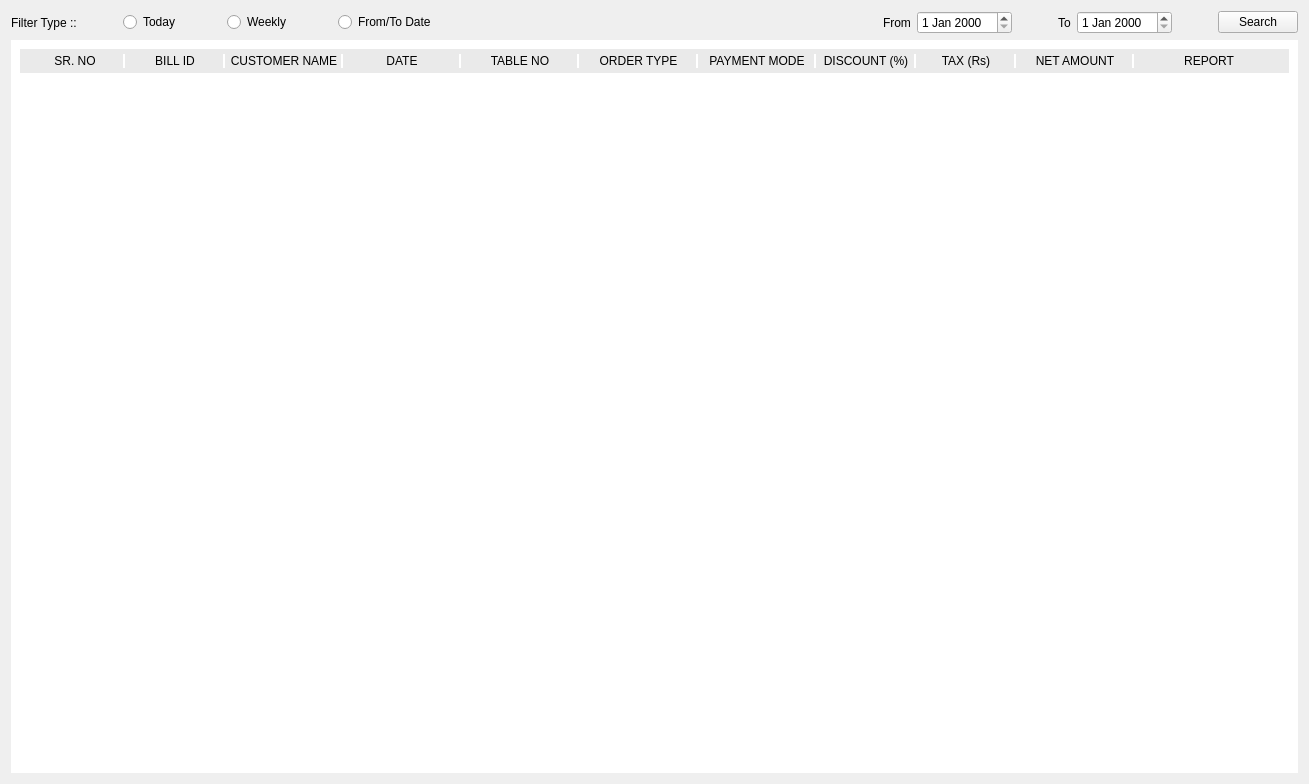
This is menu/bill_history/billhistorywidget.ui in Anmol-A-jain/Dyner as Qt 5 draws it before an edit. The edited form follows.
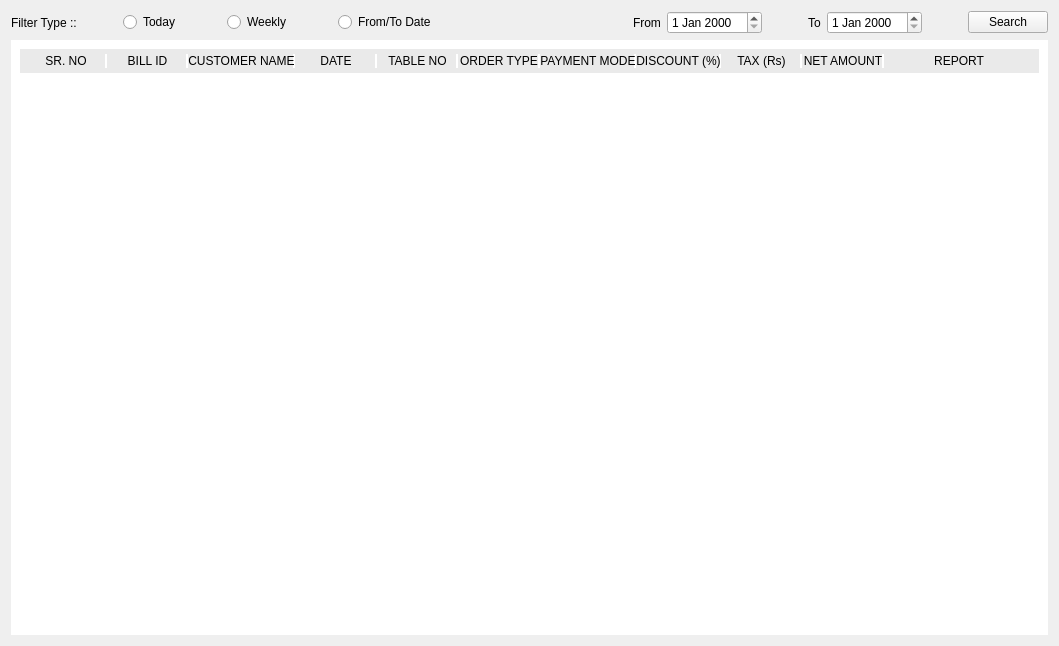
This is the edited form.

```diff
--- a/menu/bill_history/billhistorywidget.ui
+++ b/menu/bill_history/billhistorywidget.ui
@@ -6,8 +6,8 @@
    <rect>
     <x>0</x>
     <y>0</y>
-    <width>1309</width>
-    <height>784</height>
+    <width>1059</width>
+    <height>646</height>
    </rect>
   </property>
   <property name="windowTitle">
@@ -440,8 +440,8 @@
             <rect>
              <x>0</x>
              <y>0</y>
-             <width>1271</width>
-             <height>684</height>
+             <width>1021</width>
+             <height>545</height>
             </rect>
            </property>
            <layout class="QVBoxLayout" name="verticalLayout_2">
```
